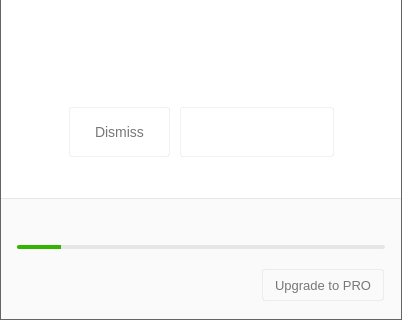
First picture: the form in src/MEGASync/gui/linux/InfoDialog.ui, repository meganz/MEGAsync, before the edit; both pictures show x 0 to 402 and y 194 to 514 of the 402 by 514 pixel window.
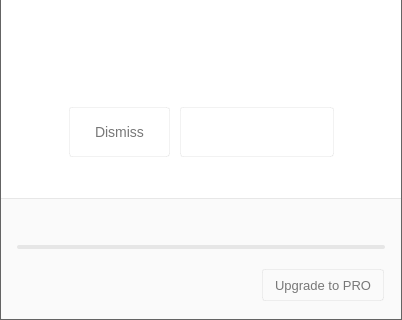
Second picture: the form after the edit. Icons and pictures are not drawn. Custom widgets are drawn as their Qt base class.

```diff
--- a/src/MEGASync/gui/linux/InfoDialog.ui
+++ b/src/MEGASync/gui/linux/InfoDialog.ui
@@ -1768,7 +1768,7 @@
                    </size>
                   </property>
                   <property name="value">
-                   <number>12</number>
+                   <number>0</number>
                   </property>
                   <property name="format">
                    <string/>
```
Left out of the diff: 2 changed lines with no effect on the pictures.
